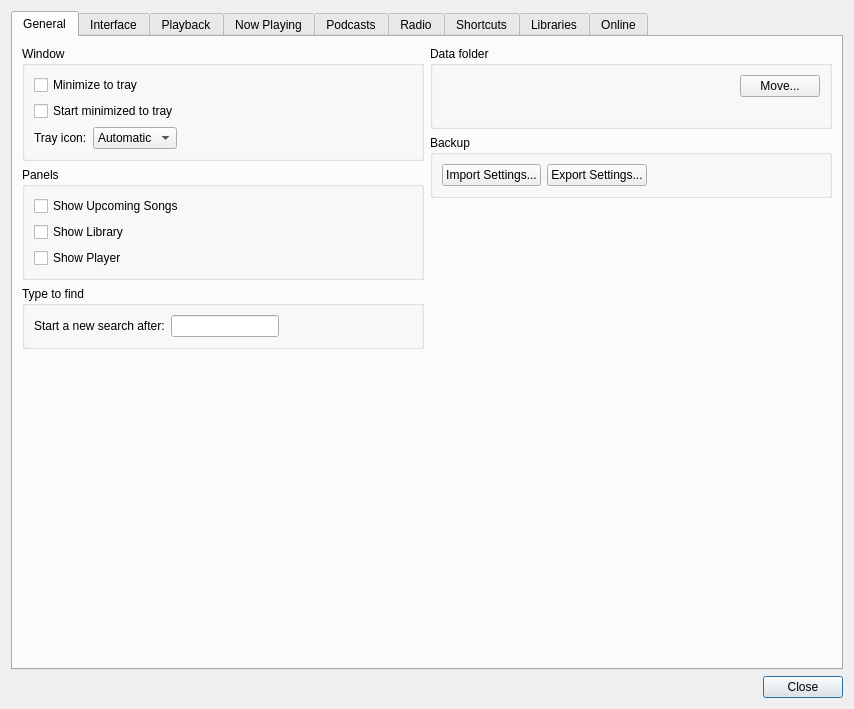
Old version of the form ui/settings.ui in the repository music-hive-dev/MusicHive.
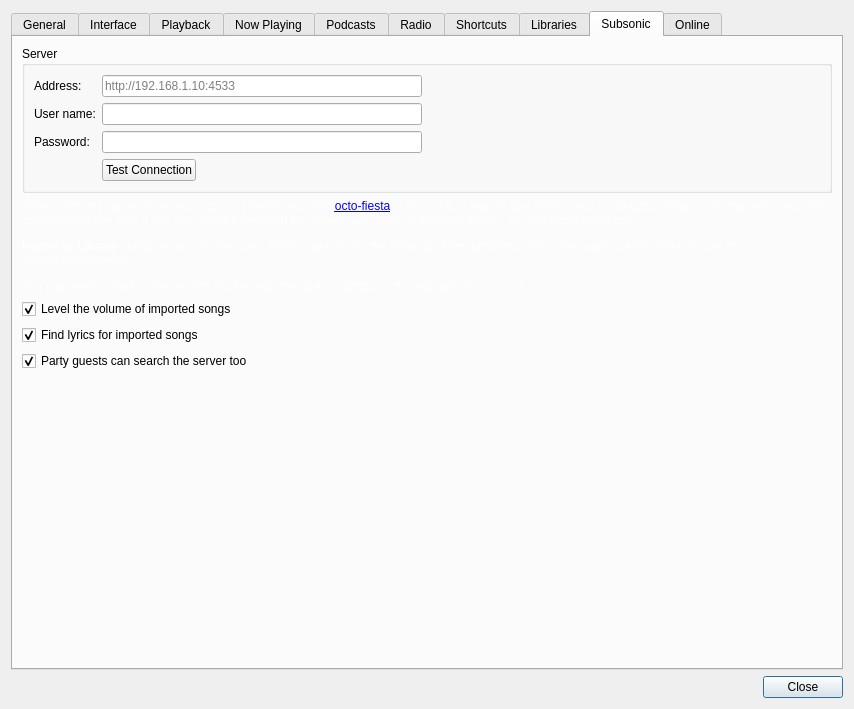
New version of the form. The open tabs and pages were chosen to show the change. Icons and pictures are not drawn.

Commit message: Subsonic tab with octo-fiesta, guests' server songs keep their queue place, German; version 1.9.0

Patch:
```diff
--- a/ui/settings.ui
+++ b/ui/settings.ui
@@ -218,7 +218,7 @@
               <item>
                <widget class="QPushButton" name="generalDataFolderButton">
                 <property name="text">
-                 <string>Move...</string>
+                 <string>Move…</string>
                 </property>
                 <property name="autoDefault">
                  <bool>false</bool>
@@ -251,7 +251,7 @@
               <item>
                <widget class="QPushButton" name="backupImportButton">
                 <property name="text">
-                 <string>Import Settings...</string>
+                 <string>Import Settings…</string>
                 </property>
                 <property name="autoDefault">
                  <bool>false</bool>
@@ -261,7 +261,7 @@
               <item>
                <widget class="QPushButton" name="backupExportButton">
                 <property name="text">
-                 <string>Export Settings...</string>
+                 <string>Export Settings…</string>
                 </property>
                 <property name="autoDefault">
                  <bool>false</bool>
@@ -2488,6 +2488,185 @@
        </item>
       </layout>
      </widget>
+     <widget class="QWidget" name="subsonicSettingsTab">
+      <attribute name="icon">
+       <iconset>
+        <normalon>../assets/circle-letter-s.svg</normalon>
+       </iconset>
+      </attribute>
+      <attribute name="title">
+       <string>Subsonic</string>
+      </attribute>
+      <layout class="QVBoxLayout" name="subsonicSettingsLayout">
+       <item>
+        <widget class="QGroupBox" name="subsonicServerGroup">
+         <property name="title">
+          <string>Server</string>
+         </property>
+         <layout class="QFormLayout" name="subsonicServerForm">
+          <property name="fieldGrowthPolicy">
+           <enum>QFormLayout::FieldGrowthPolicy::FieldsStayAtSizeHint</enum>
+          </property>
+           <item row="0" column="0">
+            <widget class="QLabel" name="subsonicUrlLabel">
+             <property name="text">
+              <string>Address:</string>
+             </property>
+            </widget>
+           </item>
+           <item row="0" column="1">
+            <widget class="QLineEdit" name="subsonicUrl">
+             <property name="minimumSize">
+              <size>
+               <width>320</width>
+               <height>0</height>
+              </size>
+             </property>
+             <property name="placeholderText">
+              <string>http://192.168.1.10:4533</string>
+             </property>
+            </widget>
+           </item>
+           <item row="1" column="0">
+            <widget class="QLabel" name="subsonicUserLabel">
+             <property name="text">
+              <string>User name:</string>
+             </property>
+            </widget>
+           </item>
+           <item row="1" column="1">
+            <widget class="QLineEdit" name="subsonicUser">
+             <property name="minimumSize">
+              <size>
+               <width>320</width>
+               <height>0</height>
+              </size>
+             </property>
+             <property name="placeholderText">
+              <string></string>
+             </property>
+            </widget>
+           </item>
+           <item row="2" column="0">
+            <widget class="QLabel" name="subsonicPasswordLabel">
+             <property name="text">
+              <string>Password:</string>
+             </property>
+            </widget>
+           </item>
+           <item row="2" column="1">
+            <widget class="QLineEdit" name="subsonicPassword">
+             <property name="minimumSize">
+              <size>
+               <width>320</width>
+               <height>0</height>
+              </size>
+             </property>
+             <property name="placeholderText">
+              <string></string>
+             </property>
+             <property name="echoMode">
+              <enum>QLineEdit::EchoMode::Password</enum>
+             </property>
+            </widget>
+           </item>
+           <item row="3" column="1">
+            <layout class="QHBoxLayout" name="subsonicTestRow">
+             <item>
+              <widget class="QPushButton" name="subsonicTest">
+               <property name="text">
+                <string>Test Connection</string>
+               </property>
+               <property name="autoDefault">
+                <bool>false</bool>
+               </property>
+              </widget>
+             </item>
+             <item>
+              <widget class="QLabel" name="subsonicTestResult">
+               <property name="text">
+                <string notr="true"/>
+               </property>
+               <property name="wordWrap">
+                <bool>true</bool>
+               </property>
+              </widget>
+             </item>
+            </layout>
+           </item>
+          </layout>
+         </widget>
+        </item>
+        <item>
+         <widget class="QLabel" name="subsonicHelp">
+          <property name="styleSheet">
+           <string notr="true">color: rgba(255, 255, 255, 170);</string>
+          </property>
+          <property name="text">
+           <string>&lt;p&gt;Works with any Subsonic server, such as Navidrome. With &lt;a href="https://github.com/V1ck3s/octo-fiesta"&gt;octo-fiesta&lt;/a&gt; in front of it, a search also finds songs on Deezer, Qobuz and other services, and downloading one puts it into octo-fiesta's folder on the server (one song or its whole album, as octo-fiesta is set up).&lt;/p&gt;&lt;p&gt;&lt;b&gt;Import to Library&lt;/b&gt; copies songs into the open library, named with the Organise Files template. Songs that party guests asked for get the tag guestdownload=true.&lt;/p&gt;&lt;p&gt;The password is kept in the secrets file, not with the other settings, so it is not part of an export.&lt;/p&gt;</string>
+          </property>
+          <property name="textFormat">
+           <enum>Qt::TextFormat::RichText</enum>
+          </property>
+          <property name="wordWrap">
+           <bool>true</bool>
+          </property>
+          <property name="openExternalLinks">
+           <bool>true</bool>
+          </property>
+         </widget>
+        </item>
+        <item>
+         <widget class="QCheckBox" name="subsonicLevel">
+          <property name="text">
+           <string>Level the volume of imported songs</string>
+          </property>
+          <property name="toolTip">
+           <string>Measure each imported song as Tools → Level Volume does, so it plays at the library's volume</string>
+          </property>
+          <property name="checked">
+           <bool>true</bool>
+          </property>
+         </widget>
+        </item>
+        <item>
+         <widget class="QCheckBox" name="subsonicLyrics">
+          <property name="text">
+           <string>Find lyrics for imported songs</string>
+          </property>
+          <property name="toolTip">
+           <string>Look up the lyrics of each imported song as Tools → Find Lyrics does, with the same choices (timed or plain, a .lrc file or in the tags)</string>
+          </property>
+          <property name="checked">
+           <bool>true</bool>
+          </property>
+         </widget>
+        </item>
+        <item>
+         <widget class="QCheckBox" name="subsonicParty">
+          <property name="text">
+           <string>Party guests can search the server too</string>
+          </property>
+          <property name="checked">
+           <bool>true</bool>
+          </property>
+         </widget>
+        </item>
+        <item>
+         <spacer name="subsonicSettingsSpacer">
+          <property name="orientation">
+           <enum>Qt::Orientation::Vertical</enum>
+          </property>
+          <property name="sizeHint" stdset="0">
+           <size>
+            <width>20</width>
+            <height>40</height>
+           </size>
+          </property>
+         </spacer>
+        </item>
+       </layout>
+      </widget>
      <widget class="QWidget" name="onlineTab">
             <attribute name="icon">
        <iconset>
```
Left out of the diff: 16 changed lines with no effect on the pictures. The commit also changes 17 other files.
